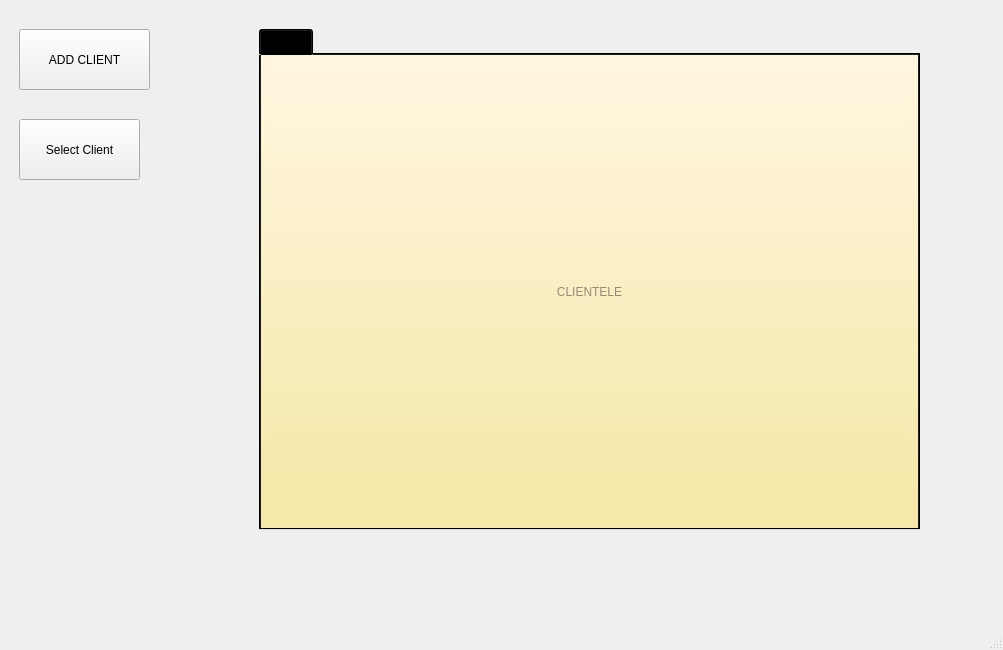
First picture: the form in iRestMyCase/mainwindow.ui, repository NolanTaylor/a8-edu-game, before the edit.
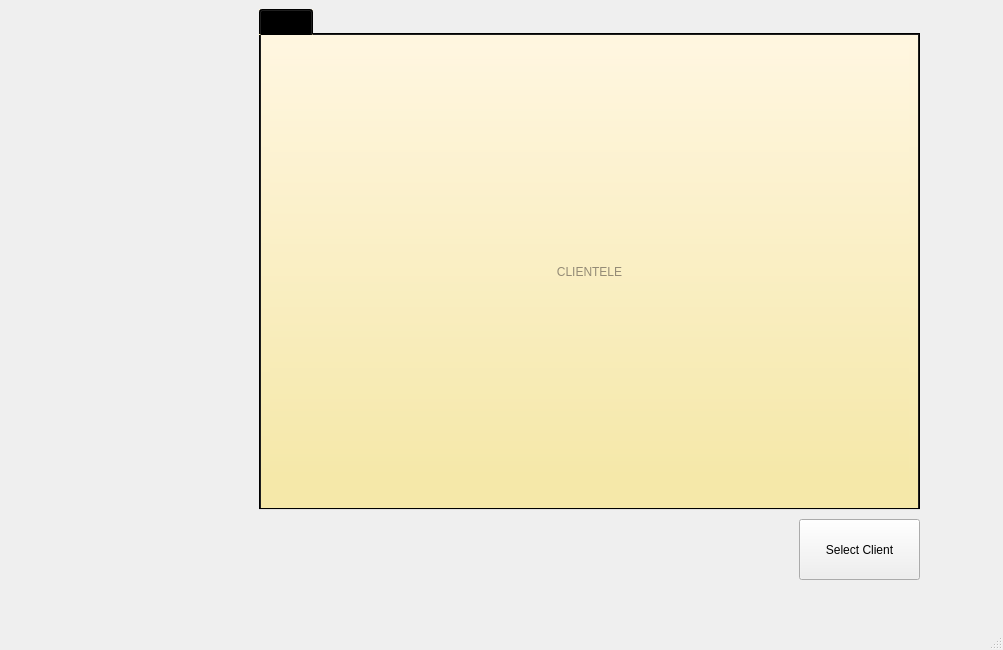
Second picture: the form after the edit. The open tabs and pages were chosen to show the change. Icons and pictures are not drawn. Custom widgets are drawn as their Qt base class.

Commit message: client replacement

```diff
--- a/iRestMyCase/mainwindow.ui
+++ b/iRestMyCase/mainwindow.ui
@@ -389,24 +389,11 @@
        </widget>
       </widget>
       <widget class="QWidget" name="selectClient_screen">
-       <widget class="QPushButton" name="addClient_pushButton">
-        <property name="geometry">
-         <rect>
-          <x>10</x>
-          <y>20</y>
-          <width>131</width>
-          <height>61</height>
-         </rect>
-        </property>
-        <property name="text">
-         <string>ADD CLIENT</string>
-        </property>
-       </widget>
        <widget class="QTabWidget" name="selectClient">
         <property name="geometry">
          <rect>
           <x>250</x>
-          <y>20</y>
+          <y>0</y>
           <width>661</width>
           <height>501</height>
          </rect>
@@ -449,8 +436,8 @@
        <widget class="QPushButton" name="selectClient_pushButton">
         <property name="geometry">
          <rect>
-          <x>10</x>
-          <y>110</y>
+          <x>790</x>
+          <y>510</y>
           <width>121</width>
           <height>61</height>
          </rect>
```
Left out of the diff: 2 changed lines with no effect on the pictures. The commit also changes 5 other files.
